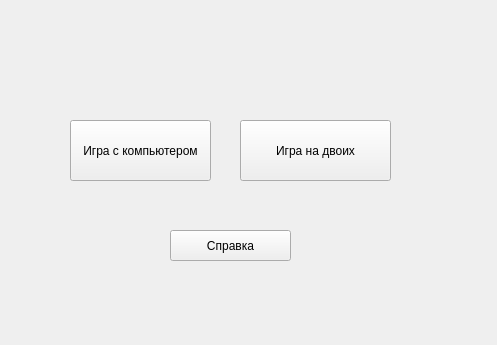
Above: UI/start form.ui from Vadcrut/morskoi_boi before the change. Below: the same form after it.
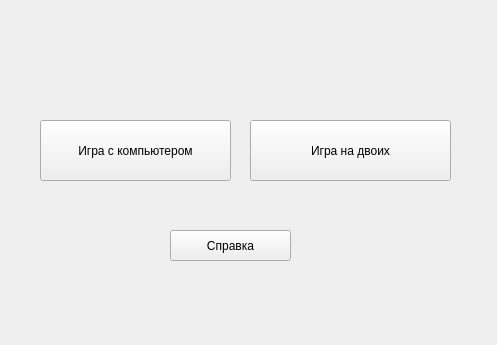
That is the form after the change.

```diff
--- a/UI/start form.ui
+++ b/UI/start form.ui
@@ -16,9 +16,9 @@
   <widget class="QPushButton" name="pushButton">
    <property name="geometry">
     <rect>
-     <x>70</x>
+     <x>40</x>
      <y>120</y>
-     <width>141</width>
+     <width>191</width>
      <height>61</height>
     </rect>
    </property>
@@ -29,9 +29,9 @@
   <widget class="QPushButton" name="pushButton_2">
    <property name="geometry">
     <rect>
-     <x>240</x>
+     <x>250</x>
      <y>120</y>
-     <width>151</width>
+     <width>201</width>
      <height>61</height>
     </rect>
    </property>
```
